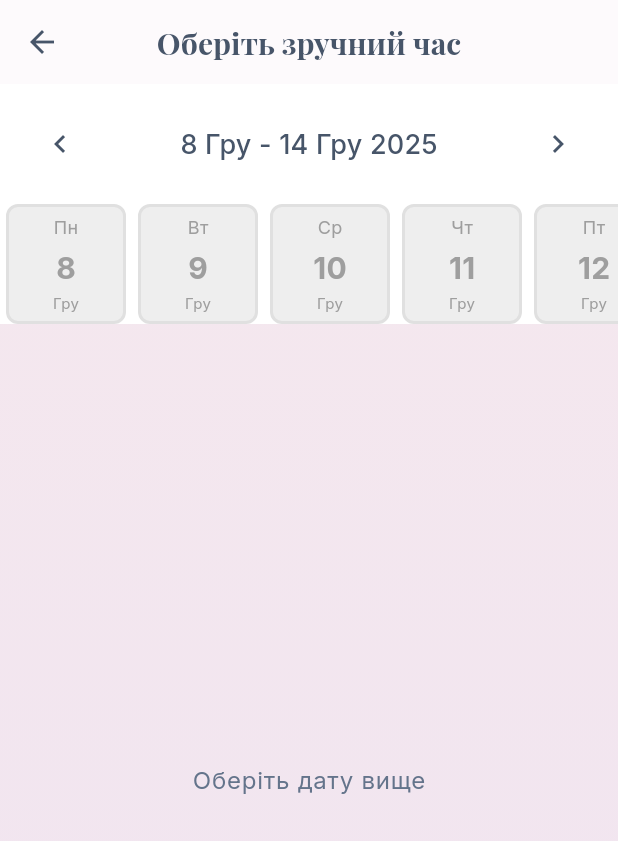
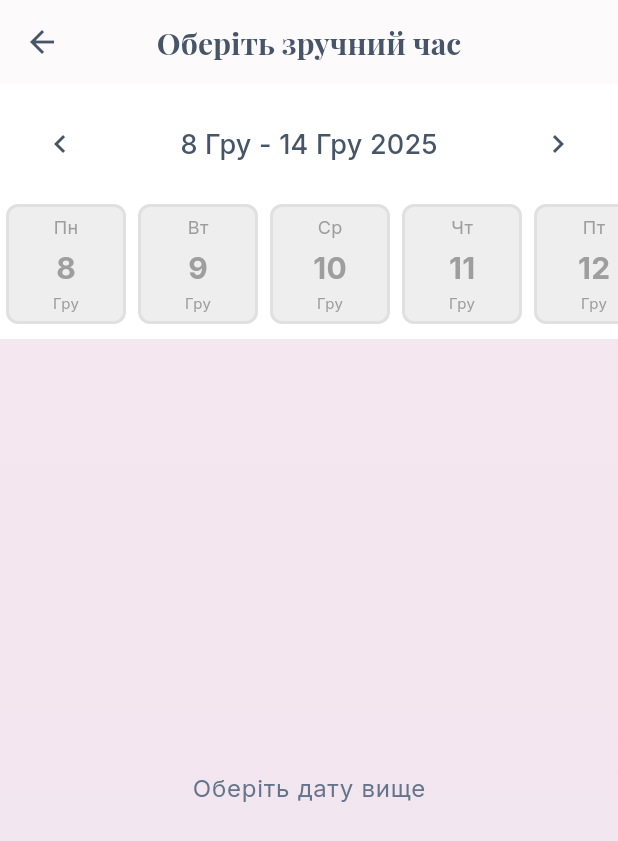
Before and after one commit to GoldenSpade/calm-clinic-flutter-app, a Flutter app: the BookingCalendarScreen screen opened directly with empty values, on a phone screen of 412 x 824 dp. Shown: the top 841 px of the screen. Run offline on Flutter 3.47's test engine with Material 3 defaults, Android fonts, the phone set to English and light mode, and no system bars; our stand-ins replace flutter_riverpod, google_fonts, supabase_flutter; accounts and stored records are empty.

Commit message:
White line for time slots in booking_calendar_screen.dart

```diff
--- a/lib/screens/booking/booking_calendar_screen.dart
+++ b/lib/screens/booking/booking_calendar_screen.dart
@@ -419,6 +419,11 @@ class _BookingCalendarScreenState
                         },
                       ),
                     ),
+                    // White spacing between dates and time slots
+                    Container(
+                      height: 10,
+                      color: Colors.white,
+                    ),
                     // Time slots
                     Expanded(
                       child: _selectedDate == null
```
